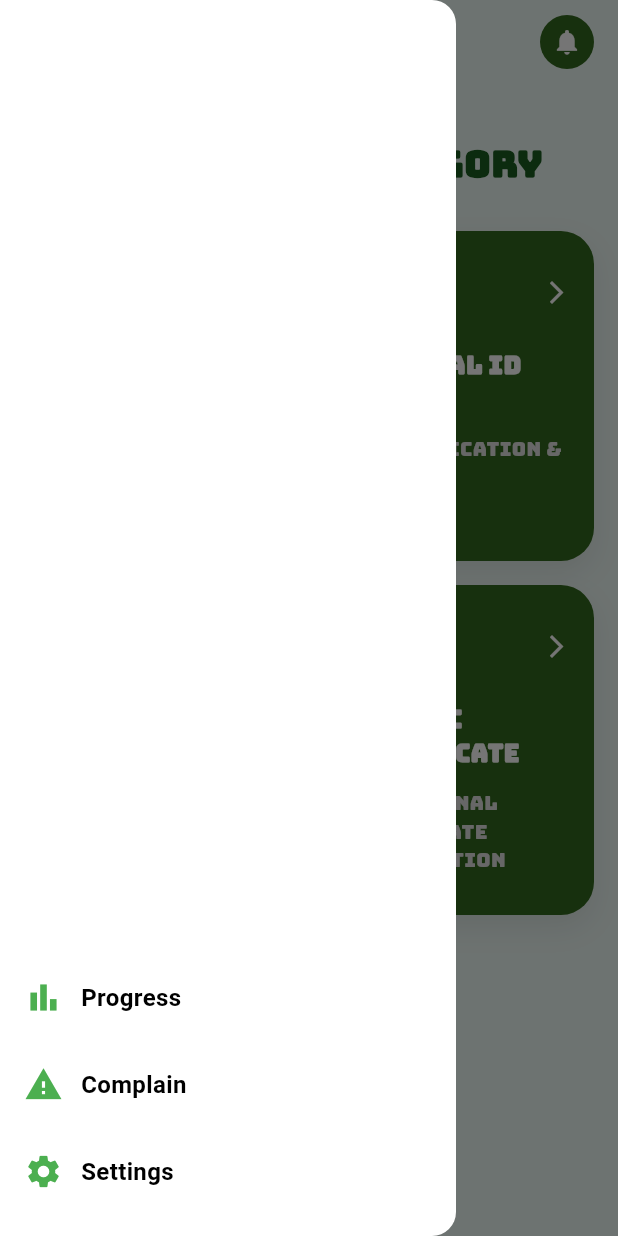
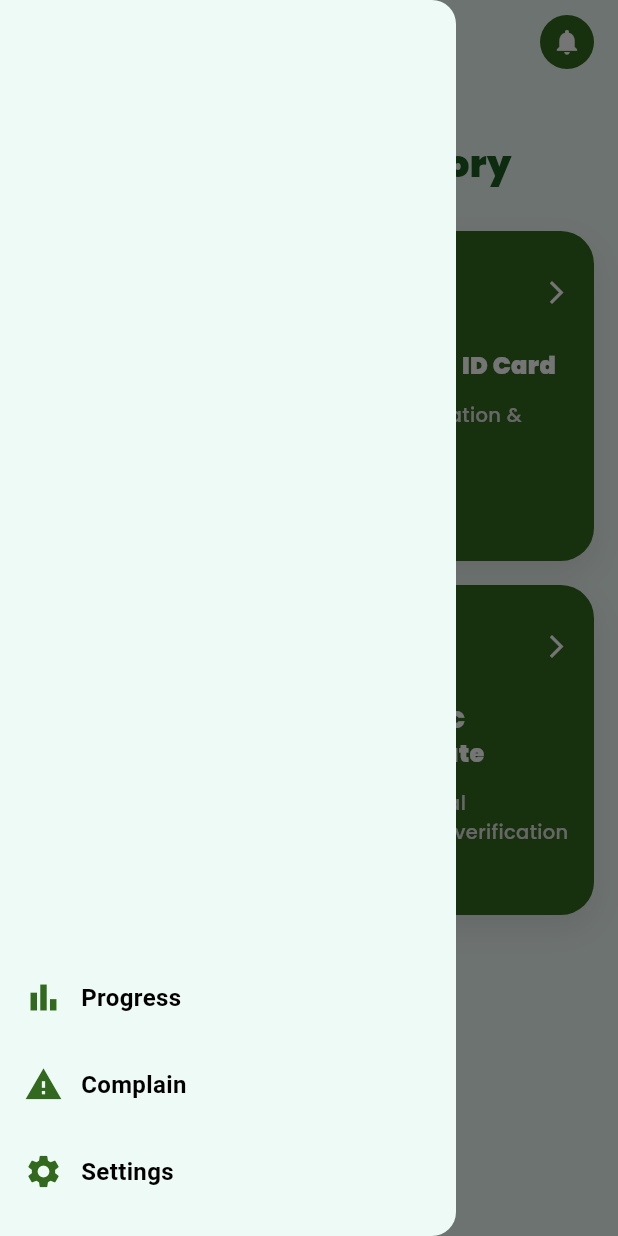
Before and after one commit to mehernigar17/Porichoy, a Flutter app: the screen it shows after launch, with the side drawer open, on a phone screen of 412 x 824 dp. Run offline on Flutter 3.47's test engine with Material 3 defaults, Android fonts, the phone set to English and light mode, and no system bars; our stand-ins replace google_fonts.

Commit message:
changed icon color

```diff
--- a/lib/appDrawer.dart
+++ b/lib/appDrawer.dart
@@ -13,7 +13,7 @@ class AppDrawer extends StatelessWidget {
     return Consumer<Appstate>(
       builder: (context, appState, _) {
         return Drawer(
-          backgroundColor: appState.isDark ? Colors.grey[900] : Colors.white,
+          backgroundColor: appState.isDark ? Colors.grey[900] : const Color(0xffeefaf6),
           child: Column(
             mainAxisAlignment: MainAxisAlignment.end,
             crossAxisAlignment: CrossAxisAlignment.start,
@@ -88,7 +88,7 @@ Widget drawerItem({
       padding: const EdgeInsets.symmetric(horizontal: 16, vertical: 10),
       child: Row(
         children: [
-          Icon(icon, color: Colors.green, size: 26),
+          Icon(icon, color: Colors.lightGreen[900], size: 26),
           const SizedBox(width: 12),
           Text(
             title,
--- a/lib/homepage.dart
+++ b/lib/homepage.dart
@@ -12,6 +12,9 @@ import 'nidcorrection.dart';
 
 import 'passportapplication.dart';
 import 'passportrenew.dart';
+import 'hscpage.dart';
+import 'sscpage.dart';
+
 
 class homepage extends StatelessWidget {
   const homepage({super.key});
@@ -235,7 +238,7 @@ void showoptionDialougue(
                   fontWeight: FontWeight.w700,
                   color: Colors.white,
                 )
-                    : GoogleFonts.bungee(
+                    : GoogleFonts.poppins(
                   fontSize: 16,
                   fontWeight: FontWeight.w900,
                   color: Colors.white,
@@ -253,7 +256,7 @@ void showoptionDialougue(
                   fontWeight: FontWeight.w500,
                   color: Colors.grey[300],
                 )
-                    : GoogleFonts.bungee(
+                    : GoogleFonts.poppins(
                   fontSize: 13,
                   fontWeight: FontWeight.w500,
                   color: Colors.grey[300],
@@ -329,7 +332,7 @@ void showoptionDialougue(
                     fontWeight: FontWeight.w700,
                     color: appstate.isDark?Colors.white:Colors.green[900],
                   )
-                      :GoogleFonts.bungee(
+                      :GoogleFonts.poppins(
                     fontSize: 24,
                     fontWeight: FontWeight.w900,
                     color: appstate.isDark?Colors.white:Colors.green[900],
@@ -441,8 +444,8 @@ void showoptionDialougue(
                       arrowclick: () {
                         showoptionDialougue(
                           context,
-                          const HscPage(),
-                          const SscPage(),
+                          const Hscpage(),
+                          const Sscpage(),
                           firstButtonText: "HSC Certificate",
                           secondButtonText: "SSC Certificate",
                         );
```
